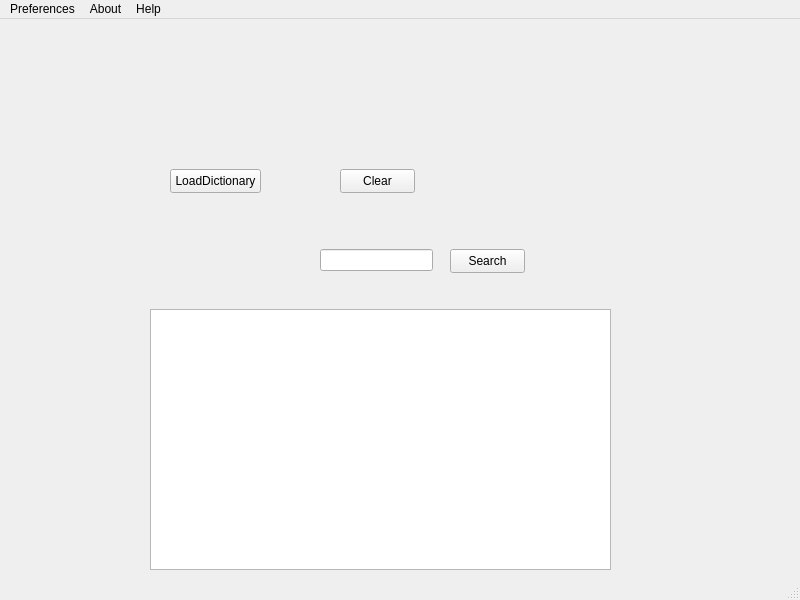
Above: mainwindow.ui from LStefanCoder/DictoSinico before the change. Below: the same form after it.
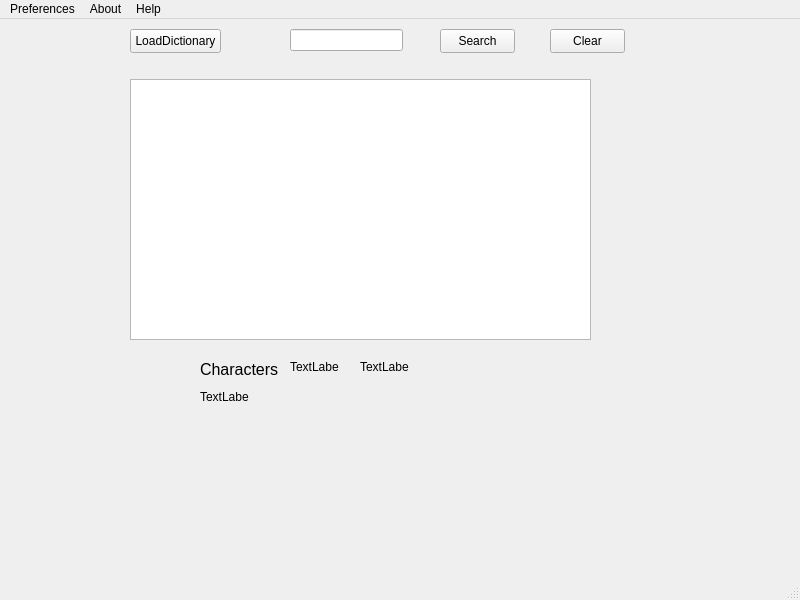
That is the form after the change.

Commit message: Added definition labels.

Diff of the .ui file:
```diff
--- a/mainwindow.ui
+++ b/mainwindow.ui
@@ -17,8 +17,8 @@
    <widget class="QPushButton" name="searchButton">
     <property name="geometry">
      <rect>
-      <x>450</x>
-      <y>230</y>
+      <x>440</x>
+      <y>10</y>
       <width>75</width>
       <height>24</height>
      </rect>
@@ -30,8 +30,8 @@
    <widget class="QLineEdit" name="lineEdit">
     <property name="geometry">
      <rect>
-      <x>320</x>
-      <y>230</y>
+      <x>290</x>
+      <y>10</y>
       <width>113</width>
       <height>22</height>
      </rect>
@@ -40,8 +40,8 @@
    <widget class="QPushButton" name="loadFileButton">
     <property name="geometry">
      <rect>
-      <x>170</x>
-      <y>150</y>
+      <x>130</x>
+      <y>10</y>
       <width>91</width>
       <height>24</height>
      </rect>
@@ -53,8 +53,8 @@
    <widget class="QPushButton" name="clearButton">
     <property name="geometry">
      <rect>
-      <x>340</x>
-      <y>150</y>
+      <x>550</x>
+      <y>10</y>
       <width>75</width>
       <height>24</height>
      </rect>
@@ -66,13 +66,70 @@
    <widget class="QTableWidget" name="tableWidget">
     <property name="geometry">
      <rect>
-      <x>150</x>
-      <y>290</y>
+      <x>130</x>
+      <y>60</y>
       <width>461</width>
       <height>261</height>
      </rect>
     </property>
    </widget>
+   <widget class="QLabel" name="definitionSimp">
+    <property name="geometry">
+     <rect>
+      <x>200</x>
+      <y>340</y>
+      <width>81</width>
+      <height>21</height>
+     </rect>
+    </property>
+    <property name="font">
+     <font>
+      <pointsize>12</pointsize>
+     </font>
+    </property>
+    <property name="text">
+     <string>Characters</string>
+    </property>
+   </widget>
+   <widget class="QLabel" name="definitionPinyin">
+    <property name="geometry">
+     <rect>
+      <x>360</x>
+      <y>340</y>
+      <width>49</width>
+      <height>16</height>
+     </rect>
+    </property>
+    <property name="text">
+     <string>TextLabel</string>
+    </property>
+   </widget>
+   <widget class="QLabel" name="definitionEng">
+    <property name="geometry">
+     <rect>
+      <x>200</x>
+      <y>370</y>
+      <width>49</width>
+      <height>16</height>
+     </rect>
+    </property>
+    <property name="text">
+     <string>TextLabel</string>
+    </property>
+   </widget>
+   <widget class="QLabel" name="definitionTrad">
+    <property name="geometry">
+     <rect>
+      <x>290</x>
+      <y>340</y>
+      <width>49</width>
+      <height>16</height>
+     </rect>
+    </property>
+    <property name="text">
+     <string>TextLabel</string>
+    </property>
+   </widget>
   </widget>
   <widget class="QMenuBar" name="menubar">
    <property name="geometry">
```
The commit also changes 2 other files.
